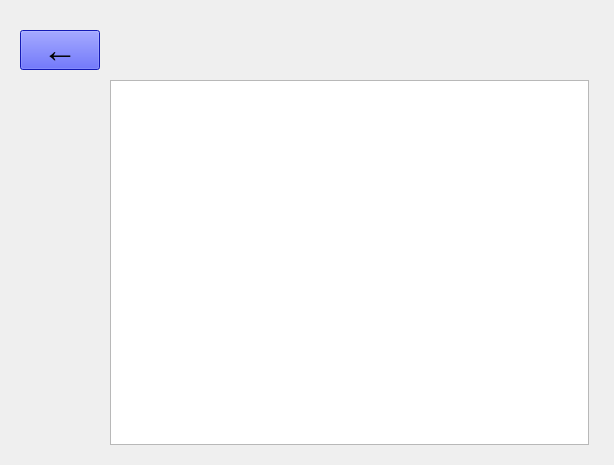
VitaliiBabichok/StudentsRating, file Lab_2/IPZ_Client/selectcity.ui: the form before one commit.
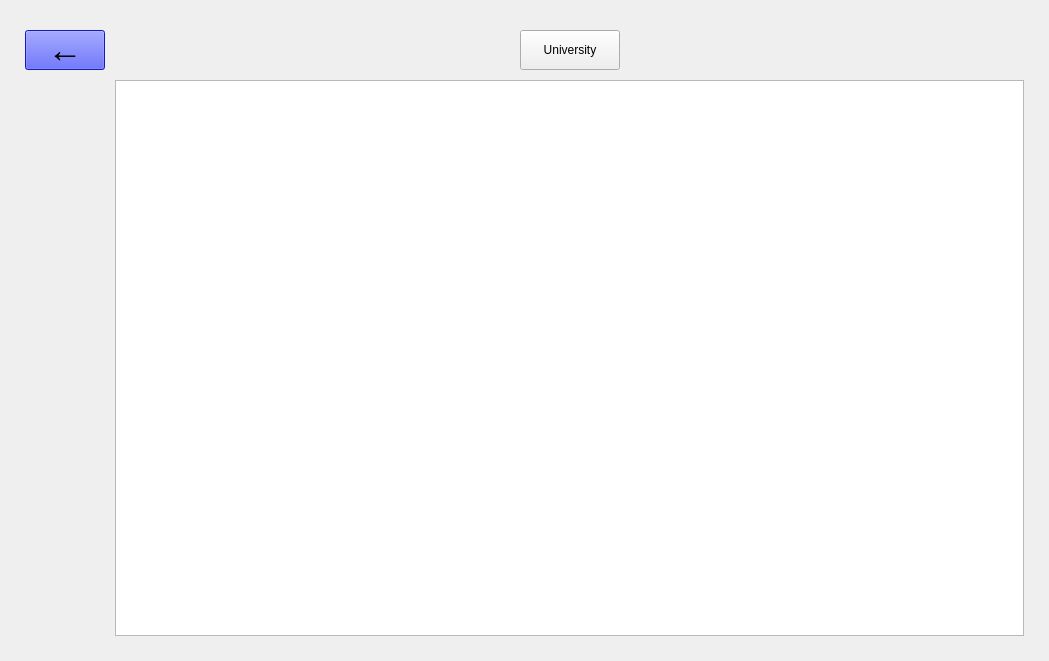
The form after the commit. The open tabs and pages were chosen to show the change.

Patch:
```diff
--- a/Lab_2/IPZ_Client/selectcity.ui
+++ b/Lab_2/IPZ_Client/selectcity.ui
@@ -6,10 +6,16 @@
    <rect>
     <x>0</x>
     <y>0</y>
-    <width>614</width>
-    <height>465</height>
+    <width>1049</width>
+    <height>661</height>
    </rect>
   </property>
+  <property name="minimumSize">
+   <size>
+    <width>400</width>
+    <height>100</height>
+   </size>
+  </property>
   <property name="windowTitle">
    <string>Dialog</string>
   </property>
@@ -30,7 +36,7 @@
 background-color: rgb(26, 37, 255);
 }</string>
   </property>
-  <layout class="QGridLayout" name="gridLayout_12">
+  <layout class="QGridLayout" name="gridLayout_4">
    <item row="0" column="0">
     <widget class="QStackedWidget" name="stackedWidget">
      <property name="currentIndex">
@@ -182,11 +188,17 @@
       </layout>
      </widget>
      <widget class="QWidget" name="UniversityWidget">
-      <layout class="QGridLayout" name="gridLayout_4">
+      <property name="minimumSize">
+       <size>
+        <width>400</width>
+        <height>100</height>
+       </size>
+      </property>
+      <layout class="QGridLayout" name="gridLayout_13">
        <item row="0" column="0">
-        <layout class="QGridLayout" name="gridLayout_6" rowstretch="0,0" columnstretch="0,0">
+        <layout class="QGridLayout" name="gridLayout_6">
          <property name="leftMargin">
-          <number>0</number>
+          <number>5</number>
          </property>
          <property name="topMargin">
           <number>10</number>
@@ -195,14 +207,11 @@
           <number>5</number>
          </property>
          <property name="bottomMargin">
-          <number>0</number>
+          <number>5</number>
          </property>
          <property name="spacing">
           <number>10</number>
          </property>
-         <item row="1" column="1">
-          <widget class="QTableView" name="tableUniversity"/>
-         </item>
          <item row="0" column="0">
           <widget class="QPushButton" name="BackSetUniversityButton">
            <property name="minimumSize">
@@ -230,6 +239,82 @@
            </property>
           </widget>
          </item>
+         <item row="0" column="1">
+          <layout class="QGridLayout" name="gridLayout_14">
+           <property name="leftMargin">
+            <number>0</number>
+           </property>
+           <property name="topMargin">
+            <number>0</number>
+           </property>
+           <property name="rightMargin">
+            <number>0</number>
+           </property>
+           <property name="bottomMargin">
+            <number>0</number>
+           </property>
+           <item row="0" column="0">
+            <spacer name="horizontalSpacer_4">
+             <property name="orientation">
+              <enum>Qt::Horizontal</enum>
+             </property>
+             <property name="sizeHint" stdset="0">
+              <size>
+               <width>40</width>
+               <height>20</height>
+              </size>
+             </property>
+            </spacer>
+           </item>
+           <item row="0" column="2">
+            <spacer name="horizontalSpacer_5">
+             <property name="orientation">
+              <enum>Qt::Horizontal</enum>
+             </property>
+             <property name="sizeHint" stdset="0">
+              <size>
+               <width>40</width>
+               <height>20</height>
+              </size>
+             </property>
+            </spacer>
+           </item>
+           <item row="0" column="1">
+            <widget class="QPushButton" name="pushButton">
+             <property name="sizePolicy">
+              <sizepolicy hsizetype="Fixed" vsizetype="Fixed">
+               <horstretch>0</horstretch>
+               <verstretch>0</verstretch>
+              </sizepolicy>
+             </property>
+             <property name="minimumSize">
+              <size>
+               <width>100</width>
+               <height>40</height>
+              </size>
+             </property>
+             <property name="maximumSize">
+              <size>
+               <width>100</width>
+               <height>40</height>
+              </size>
+             </property>
+             <property name="text">
+              <string>University</string>
+             </property>
+            </widget>
+           </item>
+          </layout>
+         </item>
+         <item row="1" column="1">
+          <widget class="QListView" name="listUniver">
+           <property name="font">
+            <font>
+             <pointsize>16</pointsize>
+            </font>
+           </property>
+          </widget>
+         </item>
         </layout>
        </item>
       </layout>
```
Left out of the diff: 316 changed lines with no effect on the pictures.
